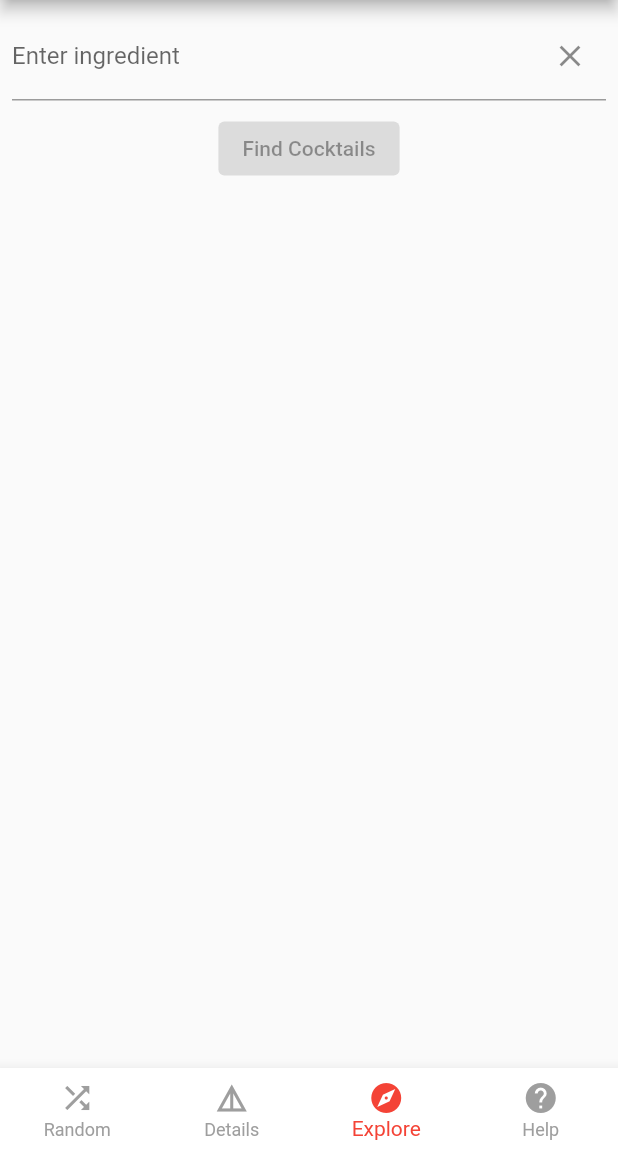
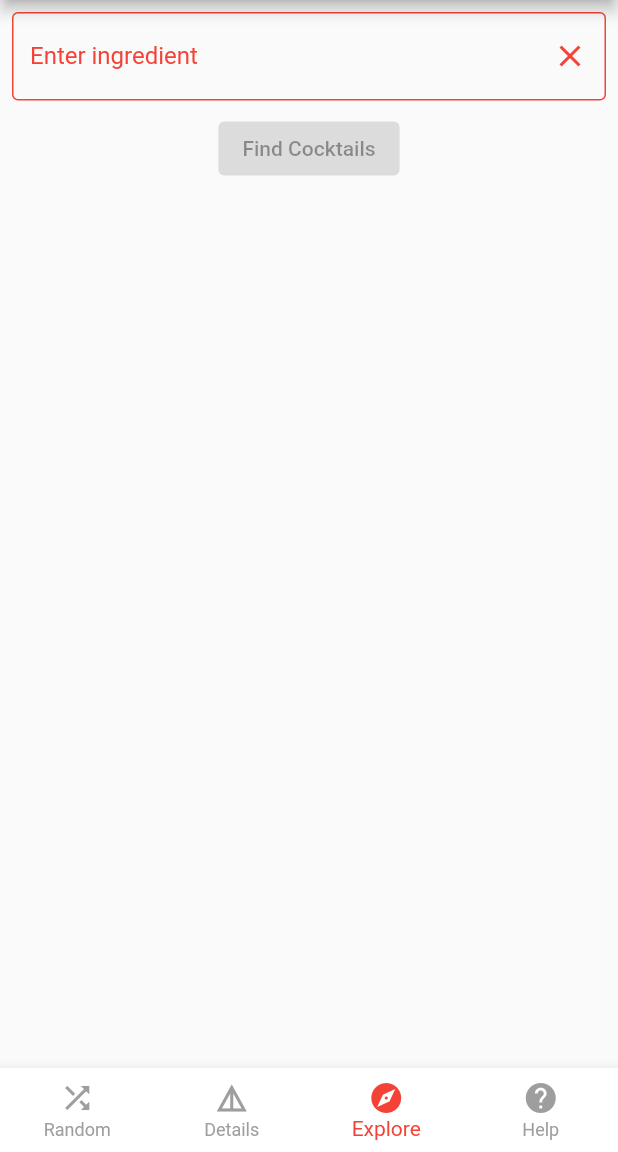
Before and after one commit to rowan888/Cocktail_App_1, a Flutter app: the screen it shows after launch, item 3 of the bottom bar chosen, on a phone screen of 412 x 824 dp, the part 84-1236 px from its top. Run offline on Flutter 3.47's test engine with Material 2 defaults, Android fonts, the phone set to English and light mode, and no system bars.

Commit message:
Added consistent colour theme

```diff
--- a/lib/explorer_page.dart
+++ b/lib/explorer_page.dart
@@ -13,6 +13,9 @@ class _CocktailExplorerState extends State<CocktailExplorer> {
   final List<Map<String, dynamic>> _cocktails = [];
   final TextEditingController _controller = TextEditingController();
   bool _isLoading = false;
+
+  // Define your theme color here
+  final Color themeColor = Colors.red;
 
   Future<Map<String, dynamic>> fetchCocktailDetails(String id) async {
     final response = await http.get(
@@ -48,7 +51,7 @@ class _CocktailExplorerState extends State<CocktailExplorer> {
             ScaffoldMessenger.of(context).showSnackBar(
               SnackBar(content: Text('No cocktails found with "$ingredient".')),
             );
-            continue; // Skip to the next ingredient if no drinks found
+            continue;
           }
 
           for (var drink in drinksList) {
@@ -91,7 +94,6 @@ class _CocktailExplorerState extends State<CocktailExplorer> {
   @override
   Widget build(BuildContext context) {
     return Scaffold(
-
       body: Column(
         children: <Widget>[
           Padding(
@@ -102,9 +104,18 @@ class _CocktailExplorerState extends State<CocktailExplorer> {
                 labelText: 'Enter ingredient',
                 suffixIcon: IconButton(
                   onPressed: _controller.clear,
-                  icon: Icon(Icons.clear),
+                  icon: Icon(Icons.clear, color: themeColor),
                 ),
+                border: OutlineInputBorder(),
+                enabledBorder: OutlineInputBorder(
+                  borderSide: BorderSide(color: themeColor),
+                ),
+                focusedBorder: OutlineInputBorder(
+                  borderSide: BorderSide(color: themeColor),
+                ),
+                labelStyle: TextStyle(color: themeColor),
               ),
+              cursorColor: themeColor,
               onSubmitted: (String value) {
                 if (value.isNotEmpty) {
                   setState(() {
@@ -118,6 +129,7 @@ class _CocktailExplorerState extends State<CocktailExplorer> {
           Wrap(
             children: _ingredients.map((ingredient) => Chip(
               label: Text(ingredient),
+              deleteIconColor: themeColor,
               onDeleted: () {
                 setState(() {
                   _ingredients.remove(ingredient);
@@ -128,18 +140,29 @@ class _CocktailExplorerState extends State<CocktailExplorer> {
           ),
           ElevatedButton(
             child: Text('Find Cocktails'),
+            style: ElevatedButton.styleFrom(
+              primary: themeColor,
+              onPrimary: Colors.white,
+            ),
             onPressed: _ingredients.isEmpty ? null : fetchCocktails,
           ),
           if (_isLoading)
-            CircularProgressIndicator(),
-          Expanded(
+            CircularProgressIndicator(
+              valueColor: AlwaysStoppedAnimation(themeColor),
+            ),
+                    Expanded(
             child: ListView.builder(
               itemCount: _cocktails.length,
               itemBuilder: (context, index) {
                 return ListTile(
                   title: Text(_cocktails[index]['strDrink']),
+                  subtitle: Text(_cocktails[index]['strCategory'] ?? 'Unknown category'),
                   trailing: ElevatedButton(
                     child: Text('View Details'),
+                    style: ElevatedButton.styleFrom(
+                      primary: themeColor, // Use the theme color here
+                      onPrimary: Colors.white,
+                    ),
                     onPressed: () {
                       Navigator.push(
                         context,
```
